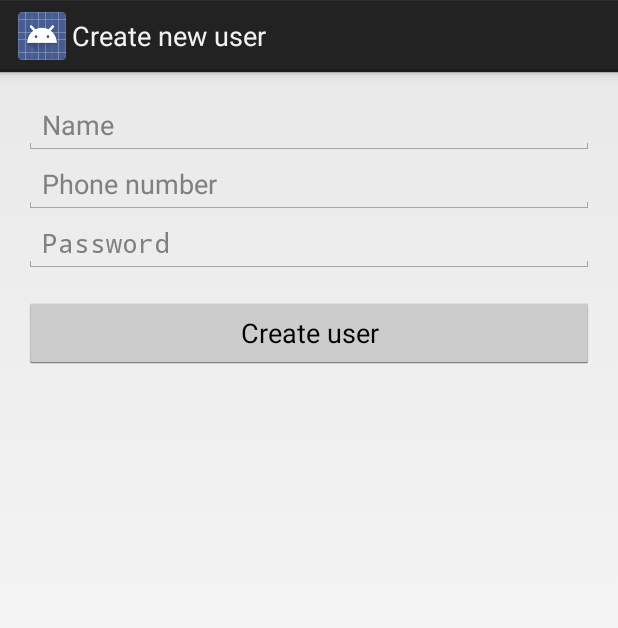
After one commit to Spejderappen/au-pvc-project, an Android app: the ActivityCreateUser screen opened directly, with no data from a screen before it, on a phone screen of 412 x 824 dp. The commit adds this screen. Shown: the top 628 px of the screen. Run offline under Robolectric (Android 15) with nearby library versions, the phone set to English and light mode, and no system bars.

Commit message:
- A lot of changes

```diff
--- /dev/null
+++ b/app/src/main/res/layout/activity_create_user.xml
@@ -0,0 +1,64 @@
+<RelativeLayout xmlns:android="http://schemas.android.com/apk/res/android"
+    xmlns:tools="http://schemas.android.com/tools"
+    android:layout_width="match_parent"
+    android:layout_height="match_parent"
+    android:paddingLeft="@dimen/activity_horizontal_margin"
+    android:paddingRight="@dimen/activity_horizontal_margin"
+    android:paddingTop="@dimen/activity_vertical_margin"
+    android:paddingBottom="@dimen/activity_vertical_margin"
+    tools:context="vestsoft.com.pvc_project.ActivityCreateUser">
+
+
+    <EditText
+        android:layout_width="wrap_content"
+        android:layout_height="wrap_content"
+        android:inputType="textPersonName"
+        android:hint="Name"
+        android:ems="10"
+        android:id="@+id/editTextCreateUserName"
+        android:layout_alignParentTop="true"
+        android:layout_alignParentLeft="true"
+        android:layout_alignParentStart="true"
+        android:layout_alignParentRight="true"
+        android:layout_alignParentEnd="true" />
+
+    <EditText
+        android:layout_width="wrap_content"
+        android:layout_height="wrap_content"
+        android:inputType="phone"
+        android:ems="10"
+        android:hint="@string/prompt_phonenumber"
+        android:id="@+id/editTextCreateUserPhone"
+        android:layout_below="@+id/editTextCreateUserName"
+        android:layout_alignParentLeft="true"
+        android:layout_alignParentStart="true"
+        android:layout_alignRight="@+id/editTextCreateUserName"
+        android:layout_alignEnd="@+id/editTextCreateUserName" />
+
+    <EditText
+        android:layout_width="wrap_content"
+        android:layout_height="wrap_content"
+        android:inputType="textPassword"
+        android:ems="10"
+        android:hint="@string/prompt_password"
+        android:id="@+id/editTextCreateUserPassword"
+        android:layout_below="@+id/editTextCreateUserPhone"
+        android:layout_alignParentLeft="true"
+        android:layout_alignParentStart="true"
+        android:layout_alignRight="@+id/editTextCreateUserName"
+        android:layout_alignEnd="@+id/editTextCreateUserName" />
+
+    <Button
+        android:layout_width="wrap_content"
+        android:layout_height="wrap_content"
+        android:text="Create user"
+        android:id="@+id/btnCreateUser"
+        android:layout_below="@+id/editTextCreateUserPassword"
+        android:layout_marginTop="16dp"
+        android:layout_alignParentLeft="true"
+        android:layout_alignParentStart="true"
+        android:layout_alignRight="@+id/editTextCreateUserPassword"
+        android:layout_alignEnd="@+id/editTextCreateUserPassword" />
+
+
+</RelativeLayout>
--- a/app/src/main/res/layout/activity_maps_old.xml
+++ b/app/src/main/res/layout/activity_maps_old.xml
@@ -24,7 +24,7 @@
     <!--<Button-->
         <!--android:layout_width="wrap_content"-->
         <!--android:layout_height="wrap_content"-->
-        <!--android:text="Go to my location"-->
+        <!--android:text="Go to login_menu location"-->
         <!--android:id="@+id/btnGoToMyLocation"-->
         <!--android:layout_gravity="center_horizontal" />-->
 
--- a/app/src/main/res/menu/maps_activity_new.xml
+++ b/app/src/main/res/menu/activity_create_user.xml
@@ -1,6 +1,6 @@
 <menu xmlns:android="http://schemas.android.com/apk/res/android"
     xmlns:tools="http://schemas.android.com/tools"
-    tools:context="vestsoft.com.pvc_project.MapsActivityNew" >
+    tools:context="vestsoft.com.pvc_project.ActivityCreateUser" >
     <item android:id="@+id/action_settings"
         android:title="@string/action_settings"
         android:orderInCategory="100"
--- a/app/src/main/res/values/strings.xml
+++ b/app/src/main/res/values/strings.xml
@@ -16,5 +16,8 @@
     <string name="action_example">Example action</string>
     <string name="title_activity_maps_activity_new">MapsActivityNew</string>
     <string name="hello_blank_fragment">Hello blank fragment</string>
+    <string name="action_create_user">New user</string>
+    <string name="title_activity_activity_create_user">Create new user</string>
+    <string name="error_invalid_name">Name must be at least 3 characters</string>
 
 </resources>
```
Also changed, not shown: app/src/main/AndroidManifest.xml (+16 -14 lines), app/src/main/java/vestsoft/com/pvc_project/ActivityCreateUser.java (added, +176 -0 lines), app/src/main/java/vestsoft/com/pvc_project/ActivityMaps.java (+6 -6 lines), app/src/main/java/vestsoft/com/pvc_project/LoginActivity.java (+24 -2 lines), app/src/main/java/vestsoft/com/pvc_project/MapsFragment.java (+32 -1 lines), app/src/main/java/vestsoft/com/pvc_project/MapsNavigationDrawerFragment.java (+10 -48 lines), app/src/main/java/vestsoft/com/pvc_project/Model/Friend.java (+17 -1 lines), app/src/main/res/layout/fragment_maps.xml (+9 -0 lines), app/src/main/res/menu/login_menu.xml (renamed from app/src/main/res/menu/my.xml, +5 -3 lines), app/src/main/res/menu/to_delete_later.xml (deleted, +0 -11 lines).
